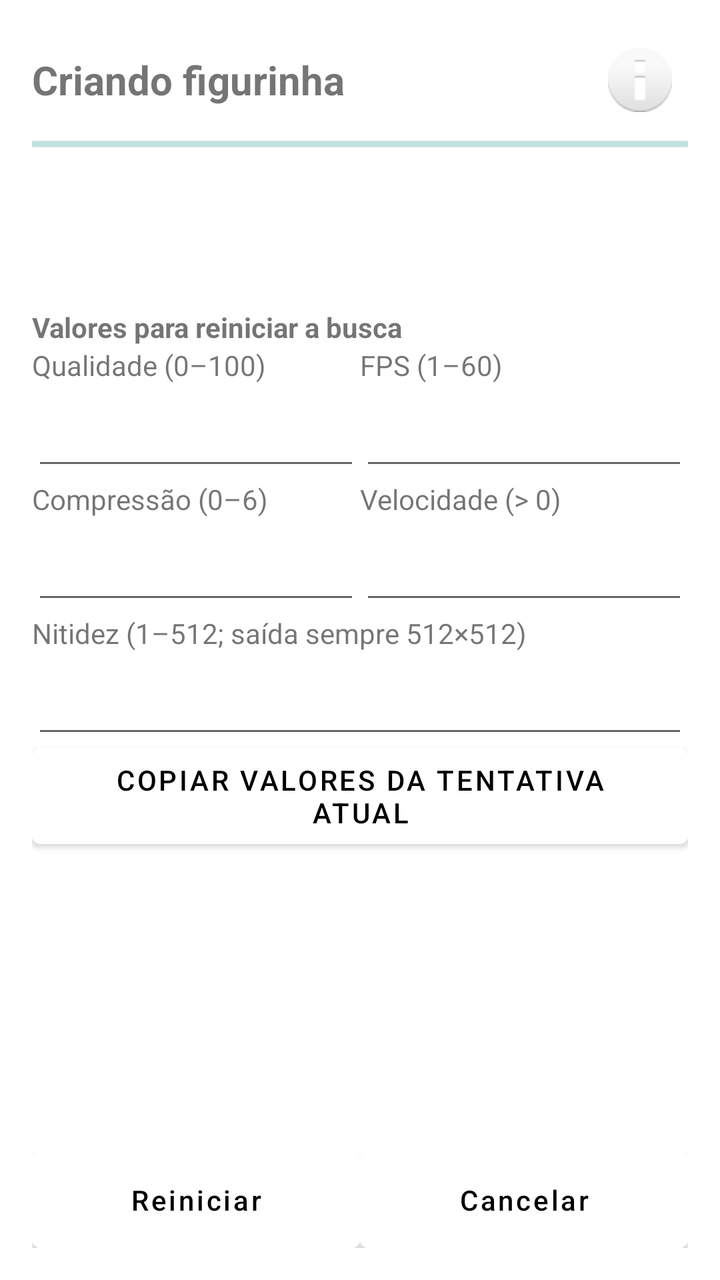
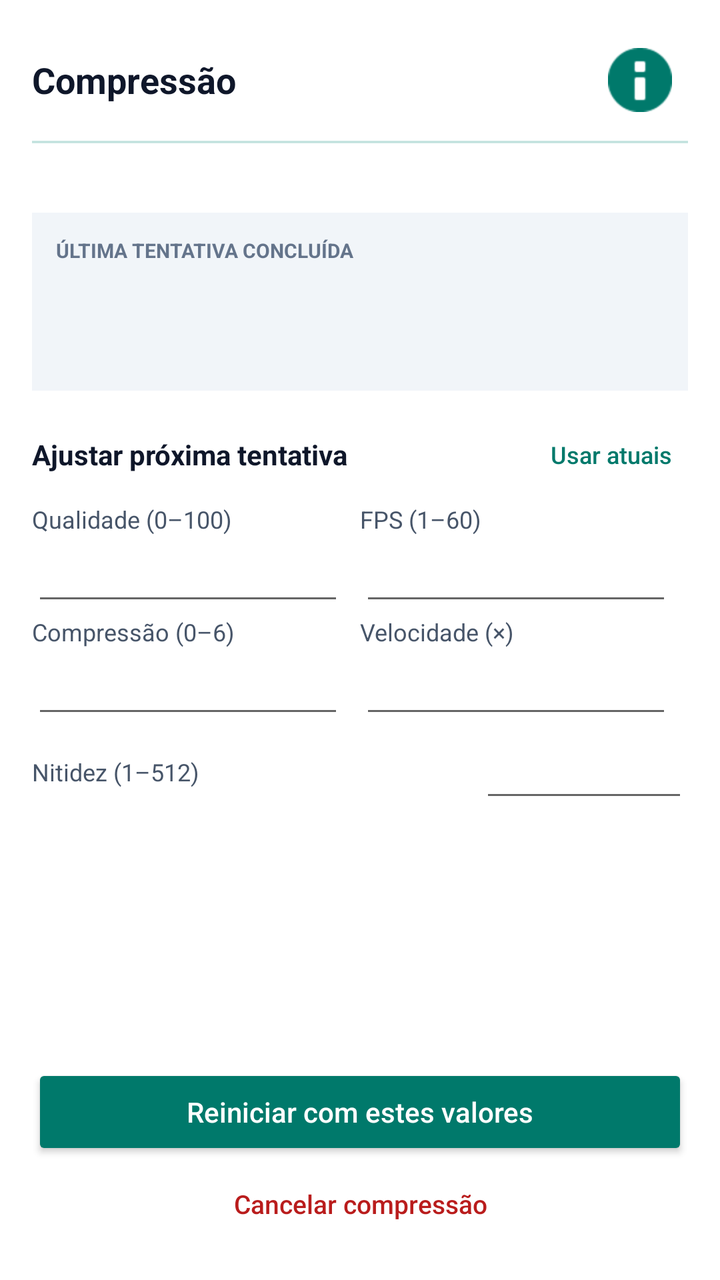

Screens rendered from an Android XML layout before and after an edit, with the pre-edit source and the edit as a unified diff.
<!-- AndroidManifest.xml: application theme AppTheme -->
<!-- res/layout/dialog_compression.xml -->
<?xml version="1.0" encoding="utf-8"?>
<LinearLayout xmlns:android="http://schemas.android.com/apk/res/android"
    android:layout_width="match_parent" android:layout_height="match_parent"
    android:orientation="vertical" android:padding="16dp">
        <LinearLayout android:layout_width="match_parent" android:layout_height="wrap_content"
            android:gravity="center_vertical" android:orientation="horizontal">
            <TextView android:id="@+id/compression_title" android:layout_width="0dp" android:layout_weight="1" android:layout_height="wrap_content"
                android:text="Criando figurinha" android:textStyle="bold" android:textSize="20sp" />
            <ImageButton android:id="@+id/compression_info" android:layout_width="48dp" android:layout_height="48dp"
                android:background="?attr/selectableItemBackgroundBorderless" android:src="@android:drawable/ic_dialog_info"
                android:contentDescription="Informações sobre a compressão" />
        </LinearLayout>
        <ScrollView android:layout_width="match_parent" android:layout_height="0dp" android:layout_weight="1">
        <LinearLayout android:layout_width="match_parent" android:layout_height="wrap_content" android:orientation="vertical">
        <ProgressBar android:id="@+id/progress_bar" style="?android:attr/progressBarStyleHorizontal"
            android:layout_width="match_parent" android:layout_height="wrap_content" android:indeterminate="true" />
        <TextView android:id="@+id/attempts_tv" android:layout_width="match_parent" android:layout_height="wrap_content"
            android:layout_marginTop="8dp" android:textSize="14sp" />
        <TextView android:id="@+id/webp_info_tv" android:layout_width="match_parent" android:layout_height="wrap_content"
            android:layout_marginTop="12dp" android:textSize="14sp" android:textIsSelectable="true" />
        <TextView android:layout_width="match_parent" android:layout_height="wrap_content"
            android:layout_marginTop="16dp" android:text="Valores para reiniciar a busca" android:textStyle="bold" />
        <LinearLayout android:layout_width="match_parent" android:layout_height="wrap_content" android:orientation="horizontal">
            <LinearLayout android:layout_width="0dp" android:layout_weight="1" android:layout_height="wrap_content" android:orientation="vertical">
                <TextView android:layout_width="match_parent" android:layout_height="wrap_content" android:text="Qualidade (0–100)" android:labelFor="@id/retry_quality" />
                <EditText android:id="@+id/retry_quality" android:layout_width="match_parent" android:layout_height="48dp" android:inputType="number" android:selectAllOnFocus="true" />
            </LinearLayout>
            <LinearLayout android:layout_width="0dp" android:layout_weight="1" android:layout_height="wrap_content" android:orientation="vertical">
                <TextView android:layout_width="match_parent" android:layout_height="wrap_content" android:text="FPS (1–60)" android:labelFor="@id/retry_fps" />
                <EditText android:id="@+id/retry_fps" android:layout_width="match_parent" android:layout_height="48dp" android:inputType="number" android:selectAllOnFocus="true" />
            </LinearLayout>
        </LinearLayout>
        <LinearLayout android:layout_width="match_parent" android:layout_height="wrap_content" android:orientation="horizontal">
            <LinearLayout android:layout_width="0dp" android:layout_weight="1" android:layout_height="wrap_content" android:orientation="vertical">
                <TextView android:layout_width="match_parent" android:layout_height="wrap_content" android:text="Compressão (0–6)" android:labelFor="@id/retry_compression" />
                <EditText android:id="@+id/retry_compression" android:layout_width="match_parent" android:layout_height="48dp" android:inputType="number" android:selectAllOnFocus="true" />
            </LinearLayout>
            <LinearLayout android:layout_width="0dp" android:layout_weight="1" android:layout_height="wrap_content" android:orientation="vertical">
                <TextView android:layout_width="match_parent" android:layout_height="wrap_content" android:text="Velocidade (> 0)" android:labelFor="@id/retry_speed" />
                <EditText android:id="@+id/retry_speed" android:layout_width="match_parent" android:layout_height="48dp" android:inputType="numberDecimal" android:selectAllOnFocus="true" />
            </LinearLayout>
        </LinearLayout>
        <TextView android:layout_width="match_parent" android:layout_height="wrap_content" android:text="Nitidez (1–512; saída sempre 512×512)" android:labelFor="@id/retry_detail" />
        <EditText android:id="@+id/retry_detail" android:layout_width="match_parent" android:layout_height="48dp" android:inputType="number" android:selectAllOnFocus="true" />
        <Button android:id="@+id/use_current_settings" android:layout_width="match_parent" android:layout_height="wrap_content" android:text="Copiar valores da tentativa atual" />
        <TextView android:id="@+id/compression_action_status" android:layout_width="match_parent" android:layout_height="wrap_content" android:textSize="14sp" android:accessibilityLiveRegion="polite" />
        </LinearLayout>
        </ScrollView>
        <LinearLayout android:layout_width="match_parent" android:layout_height="wrap_content" android:orientation="horizontal">
            <Button android:id="@+id/retry_compression_button" android:layout_width="0dp" android:layout_weight="1" android:layout_height="wrap_content" android:text="Reiniciar" android:textAllCaps="false" android:textSize="14sp" />
            <Button android:id="@+id/cancel_compression" android:layout_width="0dp" android:layout_weight="1" android:layout_height="wrap_content" android:text="Cancelar" android:textAllCaps="false" android:textSize="14sp" />
        </LinearLayout>
</LinearLayout>
<!-- resources referenced by this layout -->
<resources>
  <style name="AppTheme" parent="Theme.MaterialComponents.Light">
          
          <item name="colorPrimary">@color/colorPrimary</item>
          <item name="colorPrimaryDark">@color/colorPrimaryDark</item>
          <item name="colorAccent">@color/colorAccent</item>
          <item name="actionBarTheme">@style/MyApp.ActionBarTheme</item>
  
          <item name="materialButtonStyle">@style/BlackMaterialButton</item>
      </style>
  <color name="colorPrimary">#fff</color>
  <color name="colorPrimaryDark">#BABABA</color>
  <color name="colorAccent">#128C7E</color>
  <style name="MyApp.ActionBarTheme" parent="@style/ThemeOverlay.MaterialComponents.ActionBar">
          <item name="colorControlNormal">@color/actionBarArrowColor</item>
      </style>
  <style name="BlackMaterialButton" parent="Widget.MaterialComponents.Button">
          
          <item name="backgroundTint">#FFFFFF</item>
          
          <item name="android:textColor">#000000</item>
          
          <item name="android:insetTop">0dp</item>
          <item name="android:insetBottom">0dp</item>
      </style>
  <color name="actionBarArrowColor">@color/colorAccent</color>
</resources>

<!-- the commit's change to res/layout/dialog_compression.xml (unified diff, before → after) -->
@@ -1,53 +1,43 @@
 <?xml version="1.0" encoding="utf-8"?>
-<LinearLayout xmlns:android="http://schemas.android.com/apk/res/android"
-    android:layout_width="match_parent" android:layout_height="match_parent"
-    android:orientation="vertical" android:padding="16dp">
-        <LinearLayout android:layout_width="match_parent" android:layout_height="wrap_content"
-            android:gravity="center_vertical" android:orientation="horizontal">
-            <TextView android:id="@+id/compression_title" android:layout_width="0dp" android:layout_weight="1" android:layout_height="wrap_content"
-                android:text="Criando figurinha" android:textStyle="bold" android:textSize="20sp" />
-            <ImageButton android:id="@+id/compression_info" android:layout_width="48dp" android:layout_height="48dp"
-                android:background="?attr/selectableItemBackgroundBorderless" android:src="@android:drawable/ic_dialog_info"
-                android:contentDescription="Informações sobre a compressão" />
-        </LinearLayout>
-        <ScrollView android:layout_width="match_parent" android:layout_height="0dp" android:layout_weight="1">
-        <LinearLayout android:layout_width="match_parent" android:layout_height="wrap_content" android:orientation="vertical">
-        <ProgressBar android:id="@+id/progress_bar" style="?android:attr/progressBarStyleHorizontal"
-            android:layout_width="match_parent" android:layout_height="wrap_content" android:indeterminate="true" />
-        <TextView android:id="@+id/attempts_tv" android:layout_width="match_parent" android:layout_height="wrap_content"
-            android:layout_marginTop="8dp" android:textSize="14sp" />
-        <TextView android:id="@+id/webp_info_tv" android:layout_width="match_parent" android:layout_height="wrap_content"
-            android:layout_marginTop="12dp" android:textSize="14sp" android:textIsSelectable="true" />
-        <TextView android:layout_width="match_parent" android:layout_height="wrap_content"
-            android:layout_marginTop="16dp" android:text="Valores para reiniciar a busca" android:textStyle="bold" />
-        <LinearLayout android:layout_width="match_parent" android:layout_height="wrap_content" android:orientation="horizontal">
-            <LinearLayout android:layout_width="0dp" android:layout_weight="1" android:layout_height="wrap_content" android:orientation="vertical">
-                <TextView android:layout_width="match_parent" android:layout_height="wrap_content" android:text="Qualidade (0–100)" android:labelFor="@id/retry_quality" />
-                <EditText android:id="@+id/retry_quality" android:layout_width="match_parent" android:layout_height="48dp" android:inputType="number" android:selectAllOnFocus="true" />
-            </LinearLayout>
-            <LinearLayout android:layout_width="0dp" android:layout_weight="1" android:layout_height="wrap_content" android:orientation="vertical">
-                <TextView android:layout_width="match_parent" android:layout_height="wrap_content" android:text="FPS (1–60)" android:labelFor="@id/retry_fps" />
-                <EditText android:id="@+id/retry_fps" android:layout_width="match_parent" android:layout_height="48dp" android:inputType="number" android:selectAllOnFocus="true" />
-            </LinearLayout>
-        </LinearLayout>
-        <LinearLayout android:layout_width="match_parent" android:layout_height="wrap_content" android:orientation="horizontal">
-            <LinearLayout android:layout_width="0dp" android:layout_weight="1" android:layout_height="wrap_content" android:orientation="vertical">
-                <TextView android:layout_width="match_parent" android:layout_height="wrap_content" android:text="Compressão (0–6)" android:labelFor="@id/retry_compression" />
-                <EditText android:id="@+id/retry_compression" android:layout_width="match_parent" android:layout_height="48dp" android:inputType="number" android:selectAllOnFocus="true" />
-            </LinearLayout>
-            <LinearLayout android:layout_width="0dp" android:layout_weight="1" android:layout_height="wrap_content" android:orientation="vertical">
-                <TextView android:layout_width="match_parent" android:layout_height="wrap_content" android:text="Velocidade (> 0)" android:labelFor="@id/retry_speed" />
-                <EditText android:id="@+id/retry_speed" android:layout_width="match_parent" android:layout_height="48dp" android:inputType="numberDecimal" android:selectAllOnFocus="true" />
-            </LinearLayout>
-        </LinearLayout>
-        <TextView android:layout_width="match_parent" android:layout_height="wrap_content" android:text="Nitidez (1–512; saída sempre 512×512)" android:labelFor="@id/retry_detail" />
-        <EditText android:id="@+id/retry_detail" android:layout_width="match_parent" android:layout_height="48dp" android:inputType="number" android:selectAllOnFocus="true" />
-        <Button android:id="@+id/use_current_settings" android:layout_width="match_parent" android:layout_height="wrap_content" android:text="Copiar valores da tentativa atual" />
-        <TextView android:id="@+id/compression_action_status" android:layout_width="match_parent" android:layout_height="wrap_content" android:textSize="14sp" android:accessibilityLiveRegion="polite" />
-        </LinearLayout>
-        </ScrollView>
-        <LinearLayout android:layout_width="match_parent" android:layout_height="wrap_content" android:orientation="horizontal">
-            <Button android:id="@+id/retry_compression_button" android:layout_width="0dp" android:layout_weight="1" android:layout_height="wrap_content" android:text="Reiniciar" android:textAllCaps="false" android:textSize="14sp" />
-            <Button android:id="@+id/cancel_compression" android:layout_width="0dp" android:layout_weight="1" android:layout_height="wrap_content" android:text="Cancelar" android:textAllCaps="false" android:textSize="14sp" />
-        </LinearLayout>
+<LinearLayout xmlns:android="http://schemas.android.com/apk/res/android" android:layout_width="match_parent" android:layout_height="match_parent" android:orientation="vertical" android:padding="16dp">
+ <LinearLayout android:layout_width="match_parent" android:layout_height="wrap_content" android:gravity="center_vertical" android:orientation="horizontal">
+ <TextView android:id="@+id/compression_title" android:layout_width="0dp" android:layout_weight="1" android:layout_height="wrap_content" android:text="Compressão" android:textSize="18sp" android:textStyle="bold" android:textColor="#0F172A" />
+ <ImageButton android:id="@+id/compression_info" android:layout_width="48dp" android:layout_height="48dp" android:background="?attr/selectableItemBackgroundBorderless" android:src="@android:drawable/ic_dialog_info" android:tint="#00796B" android:contentDescription="Informações sobre a compressão" />
+ </LinearLayout>
+ <ScrollView android:layout_width="match_parent" android:layout_height="0dp" android:layout_weight="1" android:fillViewport="false">
+ <LinearLayout android:layout_width="match_parent" android:layout_height="wrap_content" android:orientation="vertical">
+ <ProgressBar android:id="@+id/progress_bar" style="?android:attr/progressBarStyleHorizontal" android:layout_width="match_parent" android:layout_height="6dp" android:layout_marginTop="4dp" android:indeterminate="true" />
+ <TextView android:id="@+id/attempts_tv" android:layout_width="match_parent" android:layout_height="wrap_content" android:layout_marginTop="8dp" android:layout_marginBottom="8dp" android:textSize="12sp" android:textColor="#64748B" />
+ <LinearLayout android:layout_width="match_parent" android:layout_height="wrap_content" android:orientation="vertical" android:padding="12dp" android:background="#F1F5F9">
+ <TextView android:layout_width="match_parent" android:layout_height="wrap_content" android:text="ÚLTIMA TENTATIVA CONCLUÍDA" android:textSize="10sp" android:textStyle="bold" android:textColor="#64748B" />
+ <TextView android:id="@+id/last_attempt_size" android:layout_width="match_parent" android:layout_height="wrap_content" android:layout_marginTop="4dp" android:textSize="20sp" android:textStyle="bold" android:textColor="#0F172A" />
+ <TextView android:id="@+id/webp_info_tv" android:layout_width="match_parent" android:layout_height="wrap_content" android:layout_marginTop="4dp" android:textSize="12sp" android:textColor="#475569" android:textIsSelectable="true" />
+ </LinearLayout>
+ <LinearLayout android:layout_width="match_parent" android:layout_height="wrap_content" android:layout_marginTop="8dp" android:gravity="center_vertical" android:orientation="horizontal">
+ <TextView android:layout_width="0dp" android:layout_weight="1" android:layout_height="wrap_content" android:text="Ajustar próxima tentativa" android:textStyle="bold" android:textSize="14sp" android:textColor="#0F172A" />
+ <androidx.appcompat.widget.AppCompatButton android:id="@+id/use_current_settings" style="@style/Widget.AppCompat.Button.Borderless" android:layout_width="wrap_content" android:layout_height="48dp" android:minWidth="0dp" android:paddingLeft="8dp" android:paddingRight="8dp" android:text="Usar atuais" android:textAllCaps="false" android:textSize="12sp" android:textColor="#00796B" />
+ </LinearLayout>
+<LinearLayout android:layout_width="match_parent" android:layout_height="wrap_content" android:orientation="horizontal"><LinearLayout android:layout_width="0dp" android:layout_weight="1" android:layout_height="wrap_content" android:orientation="vertical" android:paddingRight="8dp">
+  <TextView android:layout_width="match_parent" android:layout_height="wrap_content" android:text="Qualidade (0–100)" android:textSize="12sp" android:textColor="#475569" android:labelFor="@id/retry_quality" />
+  <EditText android:id="@+id/retry_quality" android:layout_width="match_parent" android:layout_height="40dp" android:textSize="15sp" android:textColor="#0F172A" android:inputType="number" android:selectAllOnFocus="true" android:singleLine="true" />
+  </LinearLayout><LinearLayout android:layout_width="0dp" android:layout_weight="1" android:layout_height="wrap_content" android:orientation="vertical" android:paddingRight="8dp">
+  <TextView android:layout_width="match_parent" android:layout_height="wrap_content" android:text="FPS (1–60)" android:textSize="12sp" android:textColor="#475569" android:labelFor="@id/retry_fps" />
+  <EditText android:id="@+id/retry_fps" android:layout_width="match_parent" android:layout_height="40dp" android:textSize="15sp" android:textColor="#0F172A" android:inputType="number" android:selectAllOnFocus="true" android:singleLine="true" />
+  </LinearLayout></LinearLayout>
+<LinearLayout android:layout_width="match_parent" android:layout_height="wrap_content" android:orientation="horizontal"><LinearLayout android:layout_width="0dp" android:layout_weight="1" android:layout_height="wrap_content" android:orientation="vertical" android:paddingRight="8dp">
+  <TextView android:layout_width="match_parent" android:layout_height="wrap_content" android:text="Compressão (0–6)" android:textSize="12sp" android:textColor="#475569" android:labelFor="@id/retry_compression" />
+  <EditText android:id="@+id/retry_compression" android:layout_width="match_parent" android:layout_height="40dp" android:textSize="15sp" android:textColor="#0F172A" android:inputType="number" android:selectAllOnFocus="true" android:singleLine="true" />
+  </LinearLayout><LinearLayout android:layout_width="0dp" android:layout_weight="1" android:layout_height="wrap_content" android:orientation="vertical" android:paddingRight="8dp">
+  <TextView android:layout_width="match_parent" android:layout_height="wrap_content" android:text="Velocidade (×)" android:textSize="12sp" android:textColor="#475569" android:labelFor="@id/retry_speed" />
+  <EditText android:id="@+id/retry_speed" android:layout_width="match_parent" android:layout_height="40dp" android:textSize="15sp" android:textColor="#0F172A" android:inputType="numberDecimal" android:selectAllOnFocus="true" android:singleLine="true" />
+  </LinearLayout></LinearLayout>
+<LinearLayout android:layout_width="match_parent" android:layout_height="44dp" android:gravity="center_vertical" android:orientation="horizontal">
+<TextView android:layout_width="0dp" android:layout_weight="1" android:layout_height="wrap_content" android:text="Nitidez (1–512)" android:textSize="12sp" android:textColor="#475569" android:labelFor="@id/retry_detail" />
+<EditText android:id="@+id/retry_detail" android:layout_width="104dp" android:layout_height="40dp" android:textSize="15sp" android:textColor="#0F172A" android:gravity="center" android:inputType="number" android:selectAllOnFocus="true" android:singleLine="true" />
 </LinearLayout>
+<TextView android:id="@+id/compression_action_status" android:layout_width="match_parent" android:layout_height="wrap_content" android:textSize="12sp" android:textColor="#B91C1C" android:accessibilityLiveRegion="polite" />
+ </LinearLayout>
+ </ScrollView>
+ <androidx.appcompat.widget.AppCompatButton android:id="@+id/retry_compression_button" android:layout_width="match_parent" android:layout_height="48dp" android:layout_marginTop="12dp" android:text="Reiniciar com estes valores" android:textAllCaps="false" android:textSize="14sp" android:backgroundTint="#00796B" android:textColor="#FFFFFF" />
+ <androidx.appcompat.widget.AppCompatButton android:id="@+id/cancel_compression" style="@style/Widget.AppCompat.Button.Borderless" android:layout_width="match_parent" android:layout_height="44dp" android:text="Cancelar compressão" android:textAllCaps="false" android:textSize="13sp" android:textColor="#B91C1C" />
+</LinearLayout>
